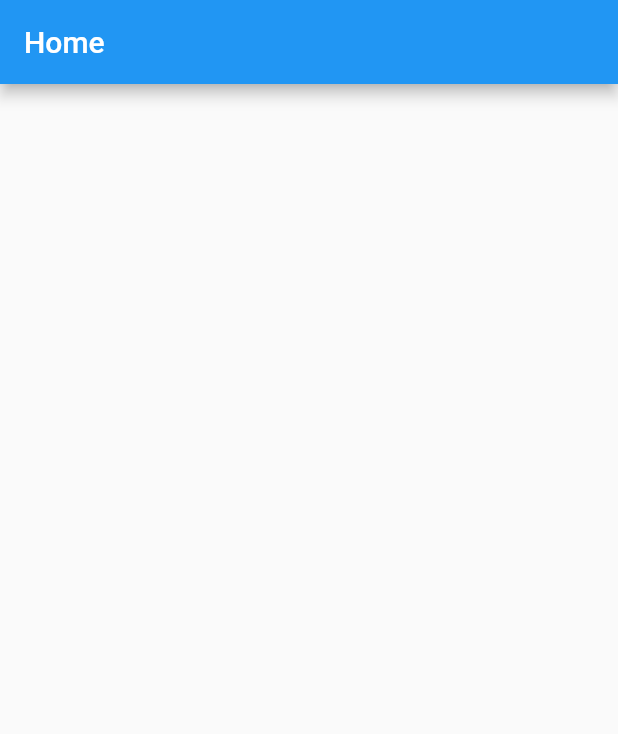
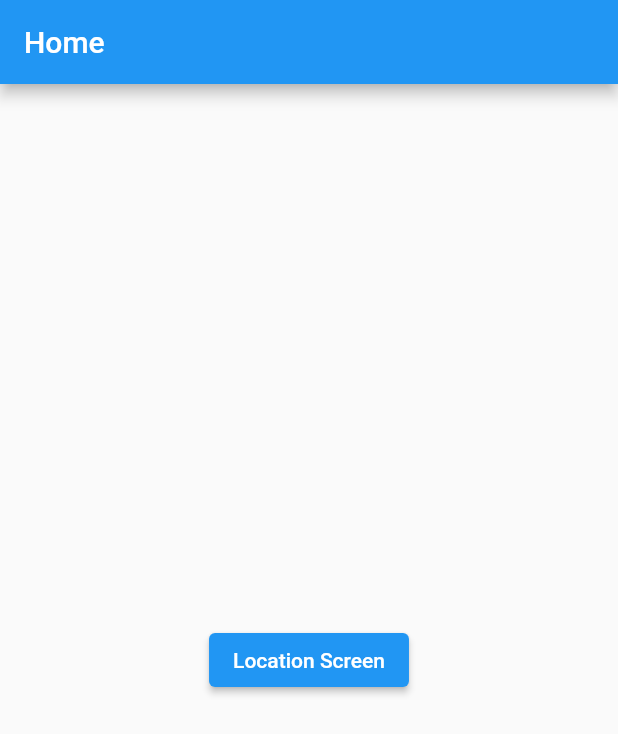
Before and after one commit to axndmathias/flutter_food_delivery_app, a Flutter app: the screen it shows after launch, on a phone screen of 412 x 824 dp. Shown: the top 734 px of the screen. Run offline on Flutter 3.47's test engine with Material 2 defaults, Android fonts, the phone set to English and light mode, and no system bars.

Commit message:
added home screen

```diff
--- a/lib/main.dart
+++ b/lib/main.dart
@@ -1,4 +1,8 @@
 import 'package:flutter/material.dart';
+
+import 'screens/screens.dart';
+
+
 
 void main() {
   runApp(const MyApp());
@@ -11,23 +15,13 @@ class MyApp extends StatelessWidget {
   @override
   Widget build(BuildContext context) {
     return MaterialApp(
+      debugShowCheckedModeBanner: false,
       title: 'Flutter Demo',
       theme: ThemeData(
+
         primarySwatch: Colors.blue,
       ),
       home: const HomeScreen(),
     );
   }
 }
-
-
-class HomeScreen extends StatelessWidget {
-  const HomeScreen({ Key? key }) : super(key: key);
-
-  @override
-  Widget build(BuildContext context) {
-    return Scaffold(appBar: AppBar(title: const Text('Home'),),
-
-    );
-  }
-}
--- /dev/null
+++ b/lib/screens/home/home_screen.dart
@@ -0,0 +1,20 @@
+import 'package:flutter/material.dart';
+
+class HomeScreen extends StatelessWidget {
+  const HomeScreen({Key? key}) : super(key: key);
+
+  @override
+  Widget build(BuildContext context) {
+    return Scaffold(
+      appBar: AppBar(title: const Text('Home')),
+      body: Center(
+        child: ElevatedButton(
+          onPressed: () {
+            Navigator.pushNamed(context, '/location');
+          },
+          child: const Text('Location Screen'),
+        ),
+      ),
+    );
+  }
+}
--- /dev/null
+++ b/lib/screens/screens.dart
@@ -0,0 +1 @@
+export 'home/home_screen.dart';
```
